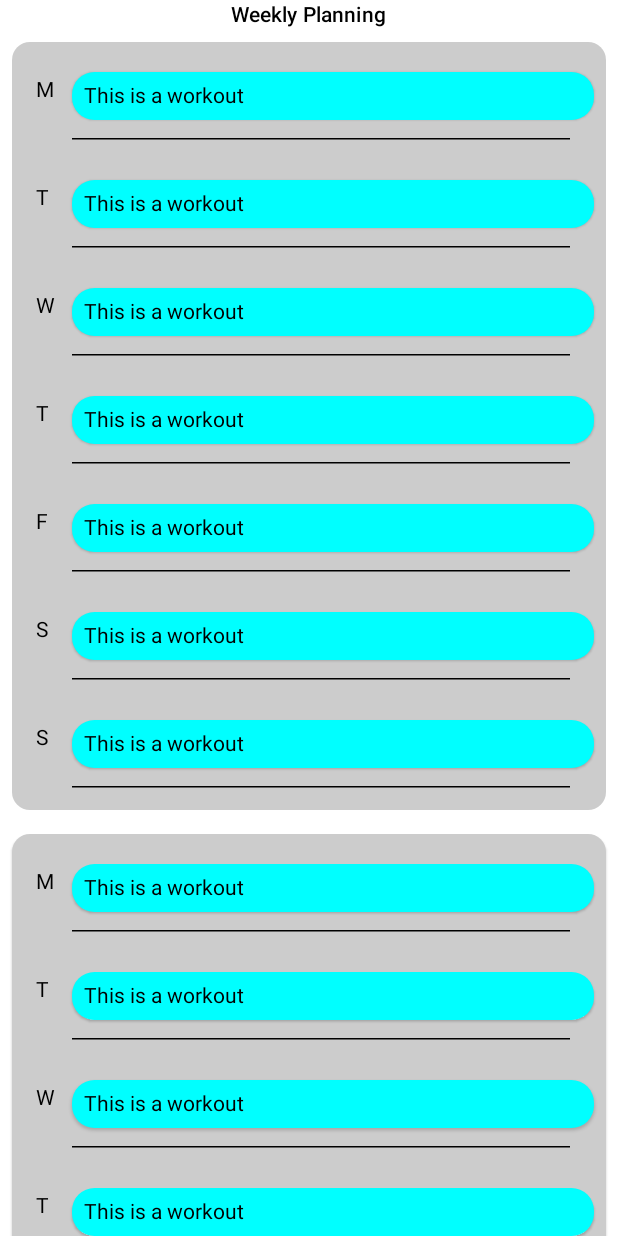
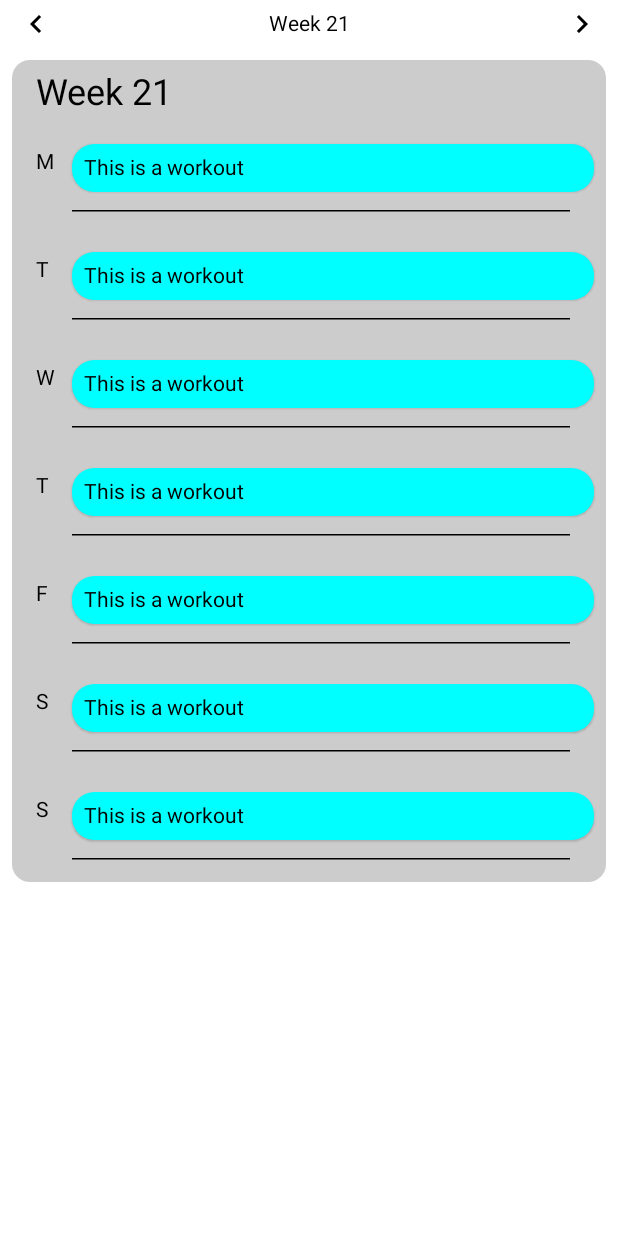
Before and after one commit to braindome/urkraft-android, an Android app built with Jetpack Compose: the @Preview function WeeklyPlanningScreenPreview, on a phone screen of 412 x 824 dp. Run offline under Robolectric (Android 15) with nearby library versions, the phone set to English and light mode, and no system bars.

Commit message:
Weekly Plan UI and models WIP

```diff
--- a/app/src/main/java/se/braindome/urkraft/ui/workout/WeeklyItems.kt
+++ b/app/src/main/java/se/braindome/urkraft/ui/workout/WeeklyItems.kt
@@ -1,6 +1,7 @@
 package se.braindome.urkraft.ui.workout
 
 import androidx.compose.foundation.background
+import androidx.compose.foundation.clickable
 import androidx.compose.foundation.layout.Arrangement
 import androidx.compose.foundation.layout.Box
 import androidx.compose.foundation.layout.Column
@@ -11,12 +12,17 @@ import androidx.compose.foundation.layout.height
 import androidx.compose.foundation.layout.padding
 import androidx.compose.foundation.layout.size
 import androidx.compose.foundation.shape.RoundedCornerShape
+import androidx.compose.material3.Card
 import androidx.compose.material3.CardColors
 import androidx.compose.material3.ElevatedCard
 import androidx.compose.material3.HorizontalDivider
 import androidx.compose.material3.Text
 import androidx.compose.material3.VerticalDivider
 import androidx.compose.runtime.Composable
+import androidx.compose.runtime.getValue
+import androidx.compose.runtime.mutableStateOf
+import androidx.compose.runtime.remember
+import androidx.compose.runtime.setValue
 import androidx.compose.ui.Alignment
 import androidx.compose.ui.Modifier
 import androidx.compose.ui.draw.clip
@@ -29,8 +35,9 @@ import androidx.compose.ui.window.Dialog
 import se.braindome.urkraft.model.Repository
 
 @Composable
-fun WeeklyCard() {
+fun WeeklyCard(weekNumber: Int) {
     val weekDays = listOf("M", "T", "W", "T", "F", "S", "S")
+    val weekNumbers = listOf(21, 22, 23, 24)
     ElevatedCard(
         colors = CardColors(
             containerColor = Color.LightGray,
@@ -44,9 +51,17 @@ fun WeeklyCard() {
     ) {
         Column(
             verticalArrangement = Arrangement.spacedBy(8.dp),
-            modifier = Modifier.fillMaxWidth().padding(8.dp),
+            modifier = Modifier
+                .fillMaxWidth()
+                .padding(8.dp),
 
             ) {
+            Text(
+                text = "Week $weekNumber",
+                fontSize = 24.sp,
+                modifier = Modifier
+                    .padding(start = 8.dp)
+            )
             weekDays.forEach { day ->
                 Column(
                     modifier = Modifier
@@ -59,7 +74,9 @@ fun WeeklyCard() {
                     ) {
                         Text(
                             text = day,
-                            modifier = Modifier.padding(start = 8.dp).size(24.dp)
+                            modifier = Modifier
+                                .padding(start = 8.dp)
+                                .size(24.dp)
                         )
                         WeeklyCardItem()
                     }
@@ -78,6 +95,10 @@ fun WeeklyCard() {
 
 @Composable
 fun WeeklyCardItem() {
+    var showDialog by remember { mutableStateOf(false) }
+    if (showDialog) {
+        WorkoutDialog(onDismissRequest = { showDialog = false } )
+    }
     Row(
         horizontalArrangement = Arrangement.Start,
         verticalAlignment = Alignment.CenterVertically,
@@ -85,7 +106,6 @@ fun WeeklyCardItem() {
             //.background(Color.Yellow)
             .height(56.dp)
             .fillMaxWidth(),
-
     ) {
         Text(
             lineHeight = 32.sp,
@@ -95,6 +115,7 @@ fun WeeklyCardItem() {
                 .background(Color.Cyan)
                 .fillMaxWidth()
                 .height(32.dp)
+                .clickable { showDialog = true }
                 .padding(start = 8.dp)
 
         )
@@ -102,30 +123,43 @@ fun WeeklyCardItem() {
 }
 
 @Composable
-fun WorkoutDialog() {
+fun WorkoutDialog(onDismissRequest: () -> Unit = {}) {
     val mockWorkout = Repository.getWorkouts()[0]
     Dialog(
-        onDismissRequest = { /*TODO*/ },
+        onDismissRequest = onDismissRequest,
     ) {
-        Box(
+        Card(
             modifier = Modifier
-                .size(200.dp)
+                .size(250.dp)
                 .clip(RoundedCornerShape(8.dp))
-                .background(Color.White)
+                //.background(Color.White)
                 .padding(8.dp)
         ) {
             Column(
                 verticalArrangement = Arrangement.spacedBy(4.dp),
-                horizontalAlignment = Alignment.CenterHorizontally
+                horizontalAlignment = Alignment.CenterHorizontally,
+                modifier = Modifier
+                    .fillMaxSize()
+                    .padding(8.dp)
             ) {
                 Text(text = "Weekday", fontSize = 16.sp)
                 Column(
                     verticalArrangement = Arrangement.spacedBy(4.dp),
-                    horizontalAlignment = Alignment.CenterHorizontally,
+                    horizontalAlignment = Alignment.Start,
                     modifier = Modifier.padding(top = 8.dp)
                 ) {
                     mockWorkout.exercises.forEach { exercise ->
-                        Text(text = exercise.name, fontSize = 12.sp)
+
+                        Row(
+                            horizontalArrangement = Arrangement.spacedBy(8.dp),
+                            verticalAlignment = Alignment.CenterVertically,
+                            modifier = Modifier.fillMaxWidth()
+                        ) {
+                            Text(text = exercise.name, fontSize = 12.sp, modifier = Modifier.weight(0.5f))
+                            Text(text = "${exercise.sets}  x", fontSize = 12.sp)
+                            Text(text = "${exercise.reps}  x", fontSize = 12.sp)
+                            Text(text = "${exercise.weight} kg", fontSize = 12.sp)
+                        }
                     }
                 }
             }
@@ -142,5 +176,5 @@ fun WorkoutDialogPreview() {
 @Preview(showBackground = true)
 @Composable
 fun WeeklyCardPreview() {
-    WeeklyCard()
+    WeeklyCard(weekNumber = 21)
 }
--- a/app/src/main/java/se/braindome/urkraft/ui/workout/WeeklyPlanningScreen.kt
+++ b/app/src/main/java/se/braindome/urkraft/ui/workout/WeeklyPlanningScreen.kt
@@ -3,20 +3,23 @@ package se.braindome.urkraft.ui.workout
 import androidx.compose.foundation.layout.Arrangement
 import androidx.compose.foundation.layout.Box
 import androidx.compose.foundation.layout.Column
+import androidx.compose.foundation.layout.Row
 import androidx.compose.foundation.layout.fillMaxSize
-import androidx.compose.foundation.layout.padding
-import androidx.compose.foundation.lazy.LazyColumn
-import androidx.compose.material3.MaterialTheme
+import androidx.compose.foundation.layout.fillMaxWidth
+import androidx.compose.foundation.layout.height
+import androidx.compose.material3.Icon
+import androidx.compose.material3.IconButton
 import androidx.compose.material3.Text
 import androidx.compose.runtime.Composable
 import androidx.compose.ui.Alignment
 import androidx.compose.ui.Modifier
+import androidx.compose.ui.res.painterResource
 import androidx.compose.ui.tooling.preview.Preview
+import androidx.compose.ui.unit.dp
+import se.braindome.urkraft.R
 
 @Composable
 fun WeeklyPlanningScreen() {
-    val numberOfWeeks = 4
-
     Box(
         modifier = Modifier.fillMaxSize(),
         contentAlignment = Alignment.Center
@@ -26,14 +29,40 @@ fun WeeklyPlanningScreen() {
             verticalArrangement = Arrangement.Top,
             horizontalAlignment = Alignment.CenterHorizontally
         ) {
-            Text(text = "Weekly Planning", style = MaterialTheme.typography.labelLarge)
-            LazyColumn {
-                items(numberOfWeeks) {
-                    WeeklyCard()
-                }
-            }
+            WeekSelectorBar()
+            WeeklyCard(21)
         }
     }
+}
+
+@Composable
+fun WeekSelectorBar() {
+    Row(
+        modifier = Modifier.fillMaxWidth().height(32.dp),
+        verticalAlignment = Alignment.CenterVertically,
+        horizontalArrangement = Arrangement.SpaceBetween
+    ) {
+        IconButton(onClick = { /* TODO: Show previous week */ }) {
+            Icon(
+                painter = painterResource(R.drawable.baseline_keyboard_arrow_left_24),
+                contentDescription = null
+            )
+        }
+        Text(text = "Week 21")
+        IconButton(onClick = { /* TODO: Show upcoming week */ }) {
+            Icon(
+                painter = painterResource(R.drawable.baseline_keyboard_arrow_right_24),
+                contentDescription = null
+            )
+        }
+
+    }
+}
+
+@Preview(showBackground = true)
+@Composable
+fun WeekSelectorBarPreview() {
+    WeekSelectorBar()
 }
 
 @Preview(showBackground = true)
--- /dev/null
+++ b/app/src/main/res/drawable/baseline_keyboard_arrow_left_24.xml
@@ -0,0 +1,5 @@
+<vector xmlns:android="http://schemas.android.com/apk/res/android" android:autoMirrored="true" android:height="24dp" android:tint="#000000" android:viewportHeight="24" android:viewportWidth="24" android:width="24dp">
+
+    <path android:fillColor="@android:color/white" android:pathData="M15.41,16.59L10.83,12l4.58,-4.59L14,6l-6,6 6,6 1.41,-1.41z"/>
+
+</vector>
--- /dev/null
+++ b/app/src/main/res/drawable/baseline_keyboard_arrow_right_24.xml
@@ -0,0 +1,5 @@
+<vector xmlns:android="http://schemas.android.com/apk/res/android" android:autoMirrored="true" android:height="24dp" android:tint="#000000" android:viewportHeight="24" android:viewportWidth="24" android:width="24dp">
+
+    <path android:fillColor="@android:color/white" android:pathData="M8.59,16.59L13.17,12 8.59,7.41 10,6l6,6 -6,6 -1.41,-1.41z"/>
+
+</vector>
--- a/gradle/libs.versions.toml
+++ b/gradle/libs.versions.toml
@@ -1,5 +1,5 @@
 [versions]
-agp = "8.4.1"
+agp = "8.6.0"
 kotlin = "1.9.20"
 coreKtx = "1.13.1"
 junit = "4.13.2"
```
Also changed, not shown: app/src/main/java/se/braindome/urkraft/model/WeeklyPlan.kt (added, +9 -0 lines).
